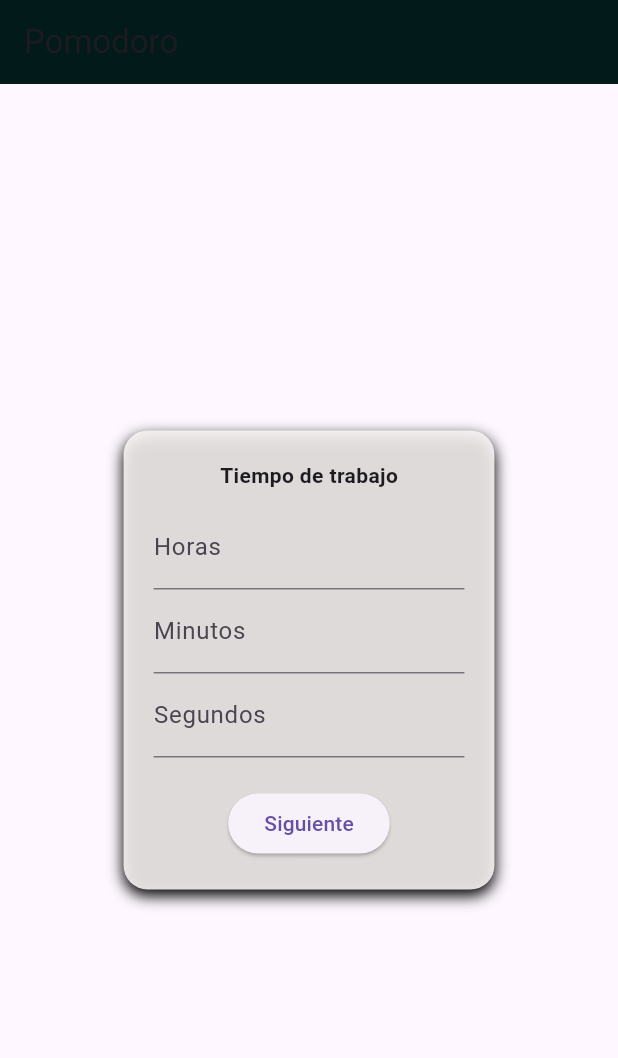
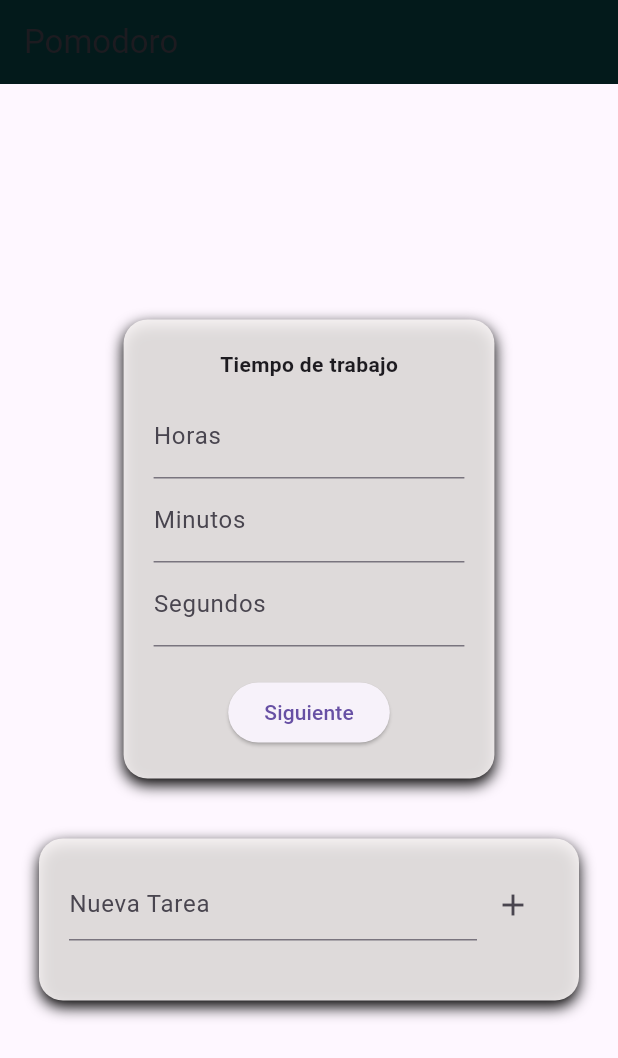
Before and after one commit to dbellidoz/studyingApp, a Flutter app: the screen it shows after launch, on a phone screen of 412 x 824 dp. Shown: the top 1058 px of the screen. Run offline on Flutter 3.47's test engine with Material 3 defaults, Android fonts, the phone set to English and light mode, and no system bars; our stand-ins replace google_fonts.

Commit message:
se introuce el todolist

```diff
--- a/lib/screens/home_screen.dart
+++ b/lib/screens/home_screen.dart
@@ -29,6 +29,7 @@ class MicontenedorCentrado extends StatelessWidget{
 import 'package:flutter/material.dart';
 import 'package:miprimeraapp/widgets/recogedatostempo.dart';
 import 'package:miprimeraapp/widgets/pomodoroTimer.dart';
+import 'package:miprimeraapp/widgets/to_doList.dart';
 
 class MicontenedorCentrado extends StatefulWidget {
   @override
@@ -114,6 +115,10 @@ class _MicontenedorCentradoState extends State<MicontenedorCentrado> {
                     });
                   },
                 ),
+              SizedBox(
+                width: 400, // ← ancho fijo razonable
+                child: To_doList(),
+              ),
             ],
           ),
         ),
--- a/lib/widgets/to_doList.dart
+++ b/lib/widgets/to_doList.dart
@@ -1,17 +1,14 @@
-
-
-
 import 'package:flutter/cupertino.dart';
 import 'package:flutter/material.dart';
 
-class To_doList extends StatefulWidget{
+class To_doList extends StatefulWidget {
   const To_doList({super.key});
 
   @override
   State<StatefulWidget> createState() => _To_doListState();
 }
 
-class _To_doListState extends State<To_doList>{
+class _To_doListState extends State<To_doList> {
   final _formkey = GlobalKey<FormState>();
   String tarea = '';
   List<String> listaTareas = [];
@@ -25,68 +22,56 @@ class _To_doListState extends State<To_doList>{
         color: const Color.fromARGB(228, 248, 244, 244),
         borderRadius: BorderRadius.circular(16),
         boxShadow: [
-          BoxShadow(
-            color: Colors.black,
-            blurRadius: 8,
-            offset: Offset(0, 4)
-          )
-        ]
+          BoxShadow(color: Colors.black, blurRadius: 8, offset: Offset(0, 4)),
+        ],
       ),
-      child:Column(
-
+      child: Column(
+        mainAxisSize: MainAxisSize.min,
         mainAxisAlignment: MainAxisAlignment.center,
-        children:[
+        children: [
           Form(
             key: _formkey,
-            child:
-              Row(
+            child: Row(
               children: [
                 Expanded(
+                  // ← esto le da el ancho restante al TextFormField
                   child: TextFormField(
-                        decoration: const InputDecoration(
-                          hintText: 'Nueva Tarea',
-                        ),
-                        validator: (value){
-                          if(value == null || value.isEmpty){
+                    decoration: const InputDecoration(hintText: 'Nueva Tarea'),
+                    validator: (value) {
+                      if (value == null || value.isEmpty) {
                         return 'Escribe una tarea';
                       }
                       return null;
                     },
                     onSaved: (value) => tarea = value!,
-                      )
+                  ),
                 ),
                 IconButton(
                   icon: Icon(Icons.add),
-                      onPressed: (){
-                        if(_formkey.currentState!.validate()){
+                  onPressed: () {
+                    if (_formkey.currentState!.validate()) {
                       _formkey.currentState!.save();
                       setState(() {
                         listaTareas.add(tarea);
                       });
                       _formkey.currentState!.reset();
                     }
-                      }
-                    )
+                  },
+                ),
               ],
-
-              )
             ),
-            const SizedBox(height: 20,),
-            Expanded(
-              child: ListView.builder(
+          ),
+          const SizedBox(height: 20),
+          ListView.builder(
+            shrinkWrap: true,
+            physics: NeverScrollableScrollPhysics(),
             itemCount: listaTareas.length,
-                itemBuilder: (context, index){
-                  return ListTile(
-                    title: Text(listaTareas[index]),
+            itemBuilder: (context, index) {
+              return ListTile(title: Text(listaTareas[index]));
+            },
+          ),
+        ],
+      ),
     );
   }
-              )
-            )
-        ]
-      )
-    );
-
 }
-
-
-}
```
Lines whose indentation alone changed are shown as unchanged.
